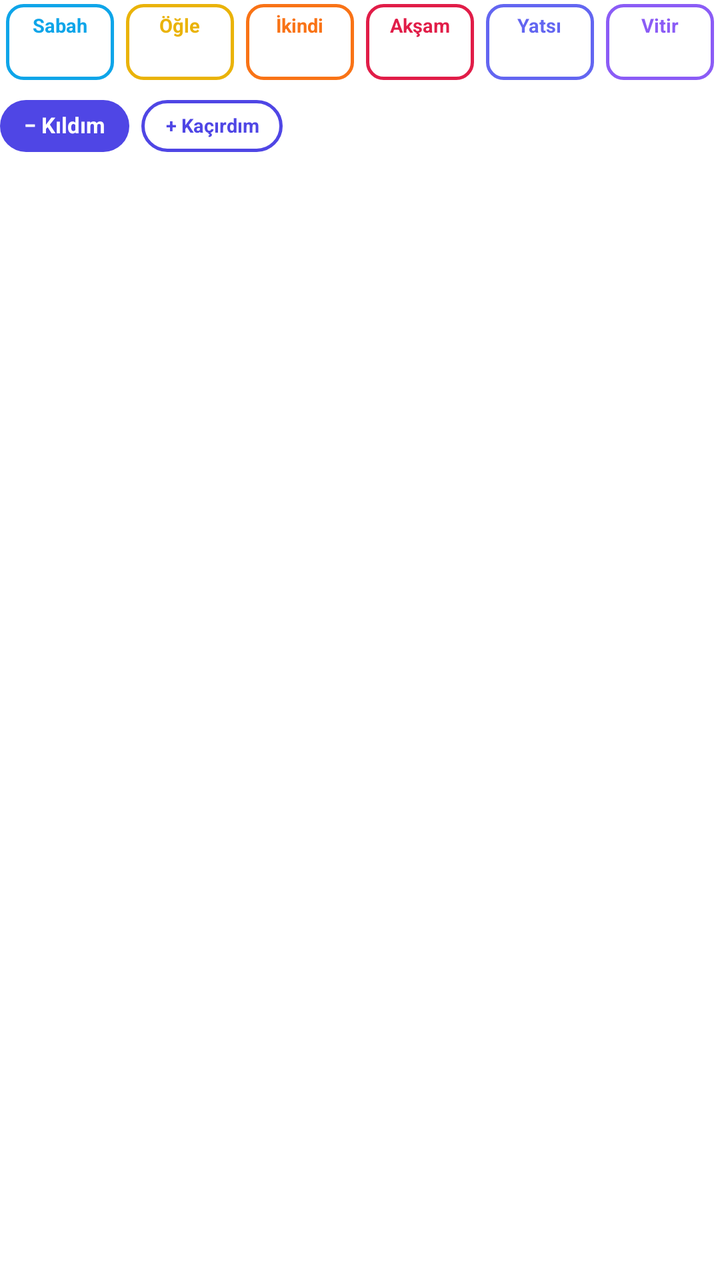
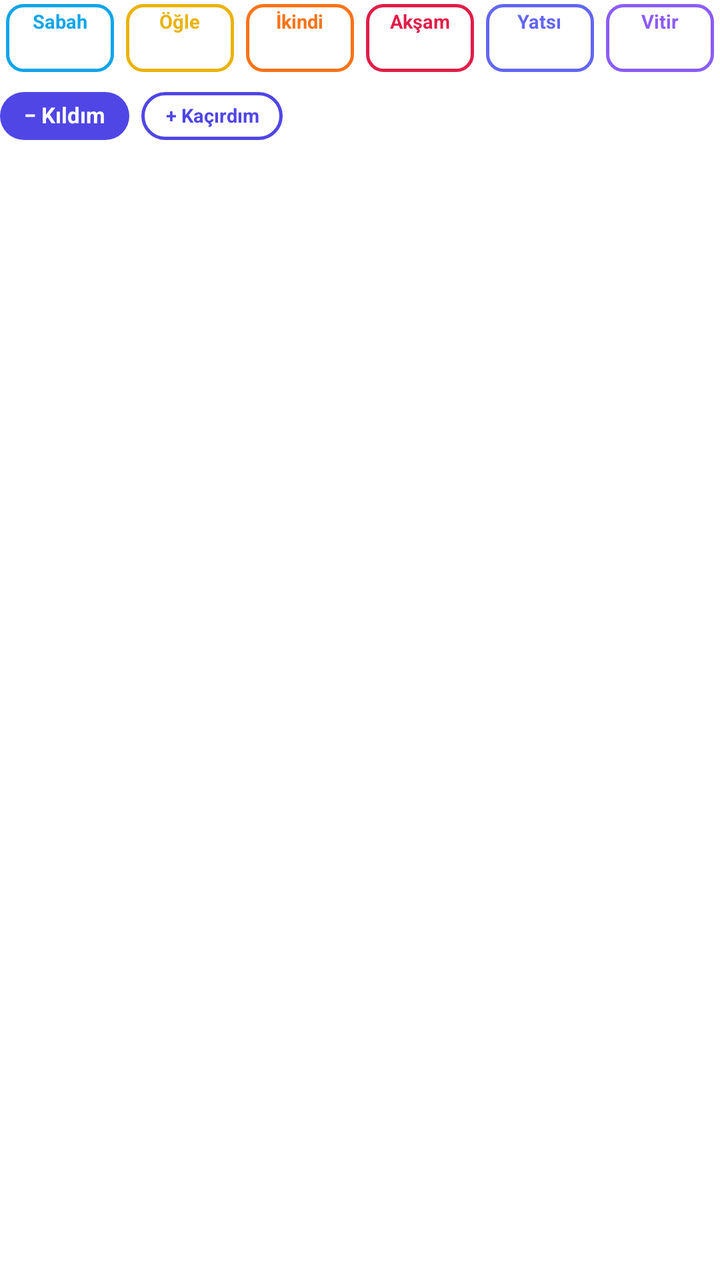

Before-and-after screenshots of an Android layout around one commit, followed by the original layout XML and the change that was made.
<!-- AndroidManifest.xml: fallback theme Theme.MaterialComponents.DayNight.NoActionBar -->
<!-- res/layout/okuma_kaza_card.xml -->
<?xml version="1.0" encoding="utf-8"?>
<LinearLayout xmlns:android="http://schemas.android.com/apk/res/android"
  android:layout_width="match_parent" android:layout_height="wrap_content" android:orientation="vertical" android:paddingTop="2dp" android:paddingBottom="6dp">
  <LinearLayout android:layout_width="match_parent" android:layout_height="wrap_content"
    android:orientation="horizontal">
    <LinearLayout android:id="@+id/kb_sabah" android:layout_width="0dp" android:layout_height="38dp" android:layout_weight="1" android:layout_marginLeft="3dp" android:layout_marginRight="3dp"
      android:background="@drawable/okuma_kaza_btn_sabah" android:gravity="center" android:orientation="vertical" android:contentDescription="Sabah">
      <TextView android:id="@+id/kn_sabah" android:layout_width="wrap_content" android:layout_height="wrap_content" android:includeFontPadding="false" android:maxLines="1"
        android:text="Sabah" android:textColor="@color/kaza_sabah" android:textSize="9.5sp" android:textStyle="bold" />
      <TextView android:id="@+id/kc_sabah" android:layout_width="wrap_content" android:layout_height="wrap_content" android:layout_marginTop="2dp" android:includeFontPadding="false" android:maxLines="1"
        android:textAppearance="@android:style/TextAppearance.Material.Notification.Title" android:textSize="12sp" android:textStyle="bold" />
    </LinearLayout>
    <LinearLayout android:id="@+id/kb_ogle" android:layout_width="0dp" android:layout_height="38dp" android:layout_weight="1" android:layout_marginLeft="3dp" android:layout_marginRight="3dp"
      android:background="@drawable/okuma_kaza_btn_ogle" android:gravity="center" android:orientation="vertical" android:contentDescription="Öğle">
      <TextView android:id="@+id/kn_ogle" android:layout_width="wrap_content" android:layout_height="wrap_content" android:includeFontPadding="false" android:maxLines="1"
        android:text="Öğle" android:textColor="@color/kaza_ogle" android:textSize="9.5sp" android:textStyle="bold" />
      <TextView android:id="@+id/kc_ogle" android:layout_width="wrap_content" android:layout_height="wrap_content" android:layout_marginTop="2dp" android:includeFontPadding="false" android:maxLines="1"
        android:textAppearance="@android:style/TextAppearance.Material.Notification.Title" android:textSize="12sp" android:textStyle="bold" />
    </LinearLayout>
    <LinearLayout android:id="@+id/kb_ikindi" android:layout_width="0dp" android:layout_height="38dp" android:layout_weight="1" android:layout_marginLeft="3dp" android:layout_marginRight="3dp"
      android:background="@drawable/okuma_kaza_btn_ikindi" android:gravity="center" android:orientation="vertical" android:contentDescription="İkindi">
      <TextView android:id="@+id/kn_ikindi" android:layout_width="wrap_content" android:layout_height="wrap_content" android:includeFontPadding="false" android:maxLines="1"
        android:text="İkindi" android:textColor="@color/kaza_ikindi" android:textSize="9.5sp" android:textStyle="bold" />
      <TextView android:id="@+id/kc_ikindi" android:layout_width="wrap_content" android:layout_height="wrap_content" android:layout_marginTop="2dp" android:includeFontPadding="false" android:maxLines="1"
        android:textAppearance="@android:style/TextAppearance.Material.Notification.Title" android:textSize="12sp" android:textStyle="bold" />
    </LinearLayout>
    <LinearLayout android:id="@+id/kb_aksam" android:layout_width="0dp" android:layout_height="38dp" android:layout_weight="1" android:layout_marginLeft="3dp" android:layout_marginRight="3dp"
      android:background="@drawable/okuma_kaza_btn_aksam" android:gravity="center" android:orientation="vertical" android:contentDescription="Akşam">
      <TextView android:id="@+id/kn_aksam" android:layout_width="wrap_content" android:layout_height="wrap_content" android:includeFontPadding="false" android:maxLines="1"
        android:text="Akşam" android:textColor="@color/kaza_aksam" android:textSize="9.5sp" android:textStyle="bold" />
      <TextView android:id="@+id/kc_aksam" android:layout_width="wrap_content" android:layout_height="wrap_content" android:layout_marginTop="2dp" android:includeFontPadding="false" android:maxLines="1"
        android:textAppearance="@android:style/TextAppearance.Material.Notification.Title" android:textSize="12sp" android:textStyle="bold" />
    </LinearLayout>
    <LinearLayout android:id="@+id/kb_yatsi" android:layout_width="0dp" android:layout_height="38dp" android:layout_weight="1" android:layout_marginLeft="3dp" android:layout_marginRight="3dp"
      android:background="@drawable/okuma_kaza_btn_yatsi" android:gravity="center" android:orientation="vertical" android:contentDescription="Yatsı">
      <TextView android:id="@+id/kn_yatsi" android:layout_width="wrap_content" android:layout_height="wrap_content" android:includeFontPadding="false" android:maxLines="1"
        android:text="Yatsı" android:textColor="@color/kaza_yatsi" android:textSize="9.5sp" android:textStyle="bold" />
      <TextView android:id="@+id/kc_yatsi" android:layout_width="wrap_content" android:layout_height="wrap_content" android:layout_marginTop="2dp" android:includeFontPadding="false" android:maxLines="1"
        android:textAppearance="@android:style/TextAppearance.Material.Notification.Title" android:textSize="12sp" android:textStyle="bold" />
    </LinearLayout>
    <LinearLayout android:id="@+id/kb_vitir" android:layout_width="0dp" android:layout_height="38dp" android:layout_weight="1" android:layout_marginLeft="3dp" android:layout_marginRight="3dp"
      android:background="@drawable/okuma_kaza_btn_vitir" android:gravity="center" android:orientation="vertical" android:contentDescription="Vitir">
      <TextView android:id="@+id/kn_vitir" android:layout_width="wrap_content" android:layout_height="wrap_content" android:includeFontPadding="false" android:maxLines="1"
        android:text="Vitir" android:textColor="@color/kaza_vitir" android:textSize="9.5sp" android:textStyle="bold" />
      <TextView android:id="@+id/kc_vitir" android:layout_width="wrap_content" android:layout_height="wrap_content" android:layout_marginTop="2dp" android:includeFontPadding="false" android:maxLines="1"
        android:textAppearance="@android:style/TextAppearance.Material.Notification.Title" android:textSize="12sp" android:textStyle="bold" />
    </LinearLayout>
  </LinearLayout>
  <LinearLayout android:layout_width="match_parent" android:layout_height="wrap_content" android:layout_marginTop="10dp" android:gravity="center_vertical" android:orientation="horizontal">
    <TextView android:id="@+id/km_make" android:layout_width="wrap_content" android:layout_height="26dp" android:gravity="center"
      android:background="@drawable/okuma_kaza_mode_on" android:paddingLeft="12dp" android:paddingRight="12dp" android:includeFontPadding="false"
      android:text="− Kıldım" android:textColor="#FFFFFF" android:textSize="11sp" android:textStyle="bold" />
    <TextView android:id="@+id/km_add" android:layout_width="wrap_content" android:layout_height="26dp" android:layout_marginLeft="6dp" android:gravity="center"
      android:background="@drawable/okuma_kaza_mode" android:paddingLeft="12dp" android:paddingRight="12dp" android:includeFontPadding="false"
      android:text="+ Kaçırdım" android:textColor="@color/kaza_primary" android:textSize="9.5sp" android:textStyle="bold" />
    <TextView android:id="@+id/k_status" android:layout_width="0dp" android:layout_height="wrap_content" android:layout_weight="1" android:layout_marginLeft="8dp"
      android:includeFontPadding="false" android:maxLines="1" android:ellipsize="end"
      android:textAppearance="@android:style/TextAppearance.Material.Notification" android:textSize="11sp" />
    <TextView android:id="@+id/k_undo" android:layout_width="wrap_content" android:layout_height="26dp" android:layout_marginLeft="6dp" android:gravity="center"
      android:background="@drawable/okuma_kaza_undo" android:paddingLeft="10dp" android:paddingRight="10dp" android:includeFontPadding="false"
      android:text="↶ Geri al" android:textAppearance="@android:style/TextAppearance.Material.Notification" android:textSize="11sp" android:textStyle="bold" android:visibility="gone" />
  </LinearLayout>
</LinearLayout>
<!-- resources referenced by this layout -->
<resources>
  <color name="kaza_aksam">#E11D48</color>
  <color name="kaza_ikindi">#F97316</color>
  <color name="kaza_ogle">#EAB308</color>
  <color name="kaza_primary">#4F46E5</color>
  <color name="kaza_sabah">#0EA5E9</color>
  <color name="kaza_vitir">#8B5CF6</color>
  <color name="kaza_yatsi">#6366F1</color>
  <!-- drawable okuma_kaza_btn_ogle (drawable) -->
  <?xml version="1.0" encoding="utf-8"?>
  <selector xmlns:android="http://schemas.android.com/apk/res/android">
    <item android:state_pressed="true">
      <shape android:shape="rectangle">
        <solid android:color="@color/kaza_ogle_soft" />
        <stroke android:width="1.5dp" android:color="@color/kaza_ogle_dark" />
        <corners android:radius="8dp" />
      </shape>
    </item>
    <item>
      <shape android:shape="rectangle">
        <solid android:color="@android:color/transparent" />
        <stroke android:width="1.5dp" android:color="@color/kaza_ogle" />
        <corners android:radius="8dp" />
      </shape>
    </item>
  </selector>
  <!-- drawable okuma_kaza_mode (drawable) -->
  <?xml version="1.0" encoding="utf-8"?>
  <selector xmlns:android="http://schemas.android.com/apk/res/android">
    <item android:state_pressed="true">
      <shape android:shape="rectangle"><solid android:color="#334F46E5" /><stroke android:width="1.5dp" android:color="@color/kaza_primary" /><corners android:radius="14dp" /></shape>
    </item>
    <item>
      <shape android:shape="rectangle"><solid android:color="@android:color/transparent" /><stroke android:width="1.5dp" android:color="@color/kaza_primary" /><corners android:radius="14dp" /></shape>
    </item>
  </selector>
  <!-- drawable okuma_kaza_mode_on (drawable) -->
  <?xml version="1.0" encoding="utf-8"?>
  <selector xmlns:android="http://schemas.android.com/apk/res/android">
    <item android:state_pressed="true">
      <shape android:shape="rectangle"><solid android:color="#3730A3" /><corners android:radius="14dp" /></shape>
    </item>
    <item>
      <shape android:shape="rectangle"><solid android:color="@color/kaza_primary" /><corners android:radius="14dp" /></shape>
    </item>
  </selector>
  <!-- drawable okuma_kaza_undo (drawable) -->
  <?xml version="1.0" encoding="utf-8"?>
  <selector xmlns:android="http://schemas.android.com/apk/res/android">
    <item android:state_pressed="true">
      <shape android:shape="rectangle">
        <solid android:color="@color/okuma_card_border" />
        <stroke android:width="1dp" android:color="@color/okuma_muted" />
        <corners android:radius="8dp" />
      </shape>
    </item>
    <item>
      <shape android:shape="rectangle">
        <solid android:color="@android:color/transparent" />
        <stroke android:width="1dp" android:color="@color/okuma_card_border" />
        <corners android:radius="8dp" />
      </shape>
    </item>
  </selector>
  <color name="kaza_aksam_soft">#33E11D48</color>
  <color name="kaza_aksam_dark">#9F1239</color>
  <color name="kaza_ikindi_soft">#33F97316</color>
  <color name="kaza_ikindi_dark">#C2410C</color>
  <color name="kaza_ogle_soft">#33EAB308</color>
  <color name="kaza_ogle_dark">#A16207</color>
  <color name="kaza_sabah_soft">#330EA5E9</color>
  <color name="kaza_sabah_dark">#0369A1</color>
  <color name="kaza_vitir_soft">#338B5CF6</color>
  <color name="kaza_vitir_dark">#6D28D9</color>
  <color name="kaza_yatsi_soft">#336366F1</color>
  <color name="kaza_yatsi_dark">#4338CA</color>
  <color name="okuma_card_border">#40808080</color>
  <color name="okuma_muted">#57534E</color>
  <!-- unchanged entries left out for length: 5 -->
</resources>

<!-- the commit's change to res/layout/okuma_kaza_card.xml (unified diff, before → after) -->
@@ -1,44 +1,44 @@
 <?xml version="1.0" encoding="utf-8"?>
 <LinearLayout xmlns:android="http://schemas.android.com/apk/res/android"
-  android:layout_width="match_parent" android:layout_height="wrap_content" android:orientation="vertical" android:paddingTop="2dp" android:paddingBottom="6dp">
+  android:layout_width="match_parent" android:layout_height="wrap_content" android:orientation="vertical" android:paddingTop="2dp" android:paddingBottom="4dp">
   <LinearLayout android:layout_width="match_parent" android:layout_height="wrap_content"
     android:orientation="horizontal">
-    <LinearLayout android:id="@+id/kb_sabah" android:layout_width="0dp" android:layout_height="38dp" android:layout_weight="1" android:layout_marginLeft="3dp" android:layout_marginRight="3dp"
+    <LinearLayout android:id="@+id/kb_sabah" android:layout_width="0dp" android:layout_height="34dp" android:layout_weight="1" android:layout_marginLeft="3dp" android:layout_marginRight="3dp"
       android:background="@drawable/okuma_kaza_btn_sabah" android:gravity="center" android:orientation="vertical" android:contentDescription="Sabah">
       <TextView android:id="@+id/kn_sabah" android:layout_width="wrap_content" android:layout_height="wrap_content" android:includeFontPadding="false" android:maxLines="1"
         android:text="Sabah" android:textColor="@color/kaza_sabah" android:textSize="9.5sp" android:textStyle="bold" />
       <TextView android:id="@+id/kc_sabah" android:layout_width="wrap_content" android:layout_height="wrap_content" android:layout_marginTop="2dp" android:includeFontPadding="false" android:maxLines="1"
         android:textAppearance="@android:style/TextAppearance.Material.Notification.Title" android:textSize="12sp" android:textStyle="bold" />
     </LinearLayout>
-    <LinearLayout android:id="@+id/kb_ogle" android:layout_width="0dp" android:layout_height="38dp" android:layout_weight="1" android:layout_marginLeft="3dp" android:layout_marginRight="3dp"
+    <LinearLayout android:id="@+id/kb_ogle" android:layout_width="0dp" android:layout_height="34dp" android:layout_weight="1" android:layout_marginLeft="3dp" android:layout_marginRight="3dp"
       android:background="@drawable/okuma_kaza_btn_ogle" android:gravity="center" android:orientation="vertical" android:contentDescription="Öğle">
       <TextView android:id="@+id/kn_ogle" android:layout_width="wrap_content" android:layout_height="wrap_content" android:includeFontPadding="false" android:maxLines="1"
         android:text="Öğle" android:textColor="@color/kaza_ogle" android:textSize="9.5sp" android:textStyle="bold" />
       <TextView android:id="@+id/kc_ogle" android:layout_width="wrap_content" android:layout_height="wrap_content" android:layout_marginTop="2dp" android:includeFontPadding="false" android:maxLines="1"
         android:textAppearance="@android:style/TextAppearance.Material.Notification.Title" android:textSize="12sp" android:textStyle="bold" />
     </LinearLayout>
-    <LinearLayout android:id="@+id/kb_ikindi" android:layout_width="0dp" android:layout_height="38dp" android:layout_weight="1" android:layout_marginLeft="3dp" android:layout_marginRight="3dp"
+    <LinearLayout android:id="@+id/kb_ikindi" android:layout_width="0dp" android:layout_height="34dp" android:layout_weight="1" android:layout_marginLeft="3dp" android:layout_marginRight="3dp"
       android:background="@drawable/okuma_kaza_btn_ikindi" android:gravity="center" android:orientation="vertical" android:contentDescription="İkindi">
       <TextView android:id="@+id/kn_ikindi" android:layout_width="wrap_content" android:layout_height="wrap_content" android:includeFontPadding="false" android:maxLines="1"
         android:text="İkindi" android:textColor="@color/kaza_ikindi" android:textSize="9.5sp" android:textStyle="bold" />
       <TextView android:id="@+id/kc_ikindi" android:layout_width="wrap_content" android:layout_height="wrap_content" android:layout_marginTop="2dp" android:includeFontPadding="false" android:maxLines="1"
         android:textAppearance="@android:style/TextAppearance.Material.Notification.Title" android:textSize="12sp" android:textStyle="bold" />
     </LinearLayout>
-    <LinearLayout android:id="@+id/kb_aksam" android:layout_width="0dp" android:layout_height="38dp" android:layout_weight="1" android:layout_marginLeft="3dp" android:layout_marginRight="3dp"
+    <LinearLayout android:id="@+id/kb_aksam" android:layout_width="0dp" android:layout_height="34dp" android:layout_weight="1" android:layout_marginLeft="3dp" android:layout_marginRight="3dp"
       android:background="@drawable/okuma_kaza_btn_aksam" android:gravity="center" android:orientation="vertical" android:contentDescription="Akşam">
       <TextView android:id="@+id/kn_aksam" android:layout_width="wrap_content" android:layout_height="wrap_content" android:includeFontPadding="false" android:maxLines="1"
         android:text="Akşam" android:textColor="@color/kaza_aksam" android:textSize="9.5sp" android:textStyle="bold" />
       <TextView android:id="@+id/kc_aksam" android:layout_width="wrap_content" android:layout_height="wrap_content" android:layout_marginTop="2dp" android:includeFontPadding="false" android:maxLines="1"
         android:textAppearance="@android:style/TextAppearance.Material.Notification.Title" android:textSize="12sp" android:textStyle="bold" />
     </LinearLayout>
-    <LinearLayout android:id="@+id/kb_yatsi" android:layout_width="0dp" android:layout_height="38dp" android:layout_weight="1" android:layout_marginLeft="3dp" android:layout_marginRight="3dp"
+    <LinearLayout android:id="@+id/kb_yatsi" android:layout_width="0dp" android:layout_height="34dp" android:layout_weight="1" android:layout_marginLeft="3dp" android:layout_marginRight="3dp"
       android:background="@drawable/okuma_kaza_btn_yatsi" android:gravity="center" android:orientation="vertical" android:contentDescription="Yatsı">
       <TextView android:id="@+id/kn_yatsi" android:layout_width="wrap_content" android:layout_height="wrap_content" android:includeFontPadding="false" android:maxLines="1"
         android:text="Yatsı" android:textColor="@color/kaza_yatsi" android:textSize="9.5sp" android:textStyle="bold" />
       <TextView android:id="@+id/kc_yatsi" android:layout_width="wrap_content" android:layout_height="wrap_content" android:layout_marginTop="2dp" android:includeFontPadding="false" android:maxLines="1"
         android:textAppearance="@android:style/TextAppearance.Material.Notification.Title" android:textSize="12sp" android:textStyle="bold" />
     </LinearLayout>
-    <LinearLayout android:id="@+id/kb_vitir" android:layout_width="0dp" android:layout_height="38dp" android:layout_weight="1" android:layout_marginLeft="3dp" android:layout_marginRight="3dp"
+    <LinearLayout android:id="@+id/kb_vitir" android:layout_width="0dp" android:layout_height="34dp" android:layout_weight="1" android:layout_marginLeft="3dp" android:layout_marginRight="3dp"
       android:background="@drawable/okuma_kaza_btn_vitir" android:gravity="center" android:orientation="vertical" android:contentDescription="Vitir">
       <TextView android:id="@+id/kn_vitir" android:layout_width="wrap_content" android:layout_height="wrap_content" android:includeFontPadding="false" android:maxLines="1"
         android:text="Vitir" android:textColor="@color/kaza_vitir" android:textSize="9.5sp" android:textStyle="bold" />
@@ -47,16 +47,16 @@
     </LinearLayout>
   </LinearLayout>
   <LinearLayout android:layout_width="match_parent" android:layout_height="wrap_content" android:layout_marginTop="10dp" android:gravity="center_vertical" android:orientation="horizontal">
-    <TextView android:id="@+id/km_make" android:layout_width="wrap_content" android:layout_height="26dp" android:gravity="center"
+    <TextView android:id="@+id/km_make" android:layout_width="wrap_content" android:layout_height="24dp" android:gravity="center"
       android:background="@drawable/okuma_kaza_mode_on" android:paddingLeft="12dp" android:paddingRight="12dp" android:includeFontPadding="false"
       android:text="− Kıldım" android:textColor="#FFFFFF" android:textSize="11sp" android:textStyle="bold" />
-    <TextView android:id="@+id/km_add" android:layout_width="wrap_content" android:layout_height="26dp" android:layout_marginLeft="6dp" android:gravity="center"
+    <TextView android:id="@+id/km_add" android:layout_width="wrap_content" android:layout_height="24dp" android:layout_marginLeft="6dp" android:gravity="center"
       android:background="@drawable/okuma_kaza_mode" android:paddingLeft="12dp" android:paddingRight="12dp" android:includeFontPadding="false"
       android:text="+ Kaçırdım" android:textColor="@color/kaza_primary" android:textSize="9.5sp" android:textStyle="bold" />
     <TextView android:id="@+id/k_status" android:layout_width="0dp" android:layout_height="wrap_content" android:layout_weight="1" android:layout_marginLeft="8dp"
       android:includeFontPadding="false" android:maxLines="1" android:ellipsize="end"
       android:textAppearance="@android:style/TextAppearance.Material.Notification" android:textSize="11sp" />
-    <TextView android:id="@+id/k_undo" android:layout_width="wrap_content" android:layout_height="26dp" android:layout_marginLeft="6dp" android:gravity="center"
+    <TextView android:id="@+id/k_undo" android:layout_width="wrap_content" android:layout_height="24dp" android:layout_marginLeft="6dp" android:gravity="center"
       android:background="@drawable/okuma_kaza_undo" android:paddingLeft="10dp" android:paddingRight="10dp" android:includeFontPadding="false"
       android:text="↶ Geri al" android:textAppearance="@android:style/TextAppearance.Material.Notification" android:textSize="11sp" android:textStyle="bold" android:visibility="gone" />
   </LinearLayout>
